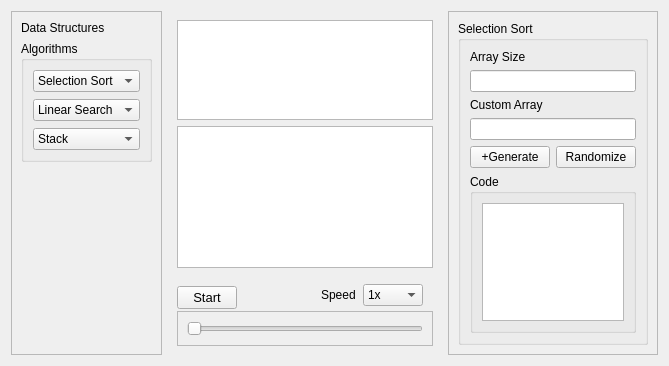
Qt form form.ui (Binaya764/DSA-Visualizer) before a commit.
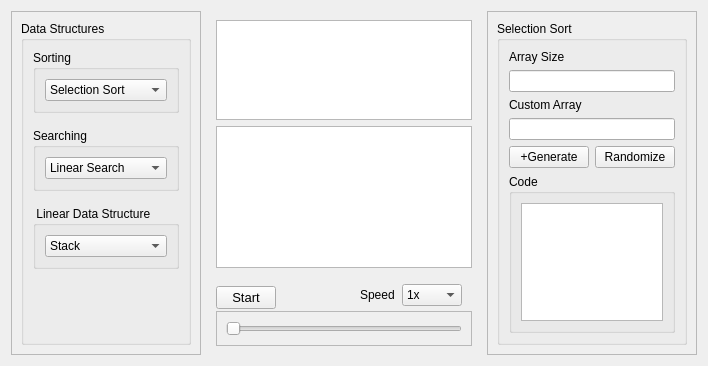
The same form after that commit.

The edit to the form file:
```diff
--- a/form.ui
+++ b/form.ui
@@ -33,17 +33,24 @@
        <layout class="QVBoxLayout" name="verticalLayout_3">
         <item>
          <layout class="QVBoxLayout" name="verticalLayout_2">
+          <property name="spacing">
+           <number>10</number>
+          </property>
           <item>
-           <widget class="QLabel" name="label">
-            <property name="text">
+           <widget class="QGroupBox" name="groupBox_16">
+            <property name="title">
              <string>Data Structures</string>
             </property>
-           </widget>
-          </item>
+            <layout class="QVBoxLayout" name="verticalLayout_39">
+             <property name="spacing">
+              <number>15</number>
+             </property>
+             <item>
+              <layout class="QVBoxLayout" name="verticalLayout_44">
           <item>
            <widget class="QGroupBox" name="groupBox">
             <property name="title">
-             <string>Algorithms</string>
+                  <string>Sorting</string>
             </property>
             <layout class="QVBoxLayout" name="verticalLayout_5">
              <item>
@@ -73,6 +80,21 @@
                  </item>
                 </widget>
                </item>
+                   </layout>
+                  </item>
+                 </layout>
+                </widget>
+               </item>
+              </layout>
+             </item>
+             <item>
+              <widget class="QGroupBox" name="groupBox_14">
+               <property name="title">
+                <string>Searching</string>
+               </property>
+               <layout class="QVBoxLayout" name="verticalLayout_41">
+                <item>
+                 <layout class="QVBoxLayout" name="verticalLayout_40">
                <item>
                 <widget class="QComboBox" name="search_comboBox">
                  <item>
@@ -87,6 +109,22 @@
                  </item>
                 </widget>
                </item>
+                 </layout>
+                </item>
+               </layout>
+              </widget>
+             </item>
+             <item>
+              <widget class="QGroupBox" name="groupBox_15">
+               <property name="title">
+                <string> Linear Data Structure</string>
+               </property>
+               <layout class="QVBoxLayout" name="verticalLayout_43">
+                <property name="spacing">
+                 <number>15</number>
+                </property>
+                <item>
+                 <layout class="QVBoxLayout" name="verticalLayout_42">
                <item>
                 <widget class="QComboBox" name="DS_comboBox">
                  <item>
@@ -106,8 +144,6 @@
             </layout>
            </widget>
           </item>
-         </layout>
-        </item>
         <item>
          <spacer name="verticalSpacer">
           <property name="orientation">
@@ -120,6 +156,11 @@
            </size>
           </property>
          </spacer>
+             </item>
+            </layout>
+           </widget>
+          </item>
+         </layout>
         </item>
        </layout>
       </widget>
```
Lines whose indentation alone changed are shown as unchanged.
